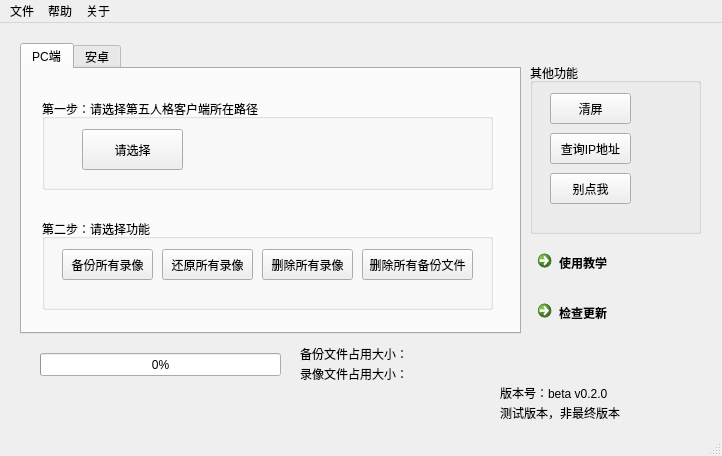
Before: the Qt Designer form mainwindow.ui in Bili-ChiQiao/IDV_Video_backup, drawn with Qt 5.
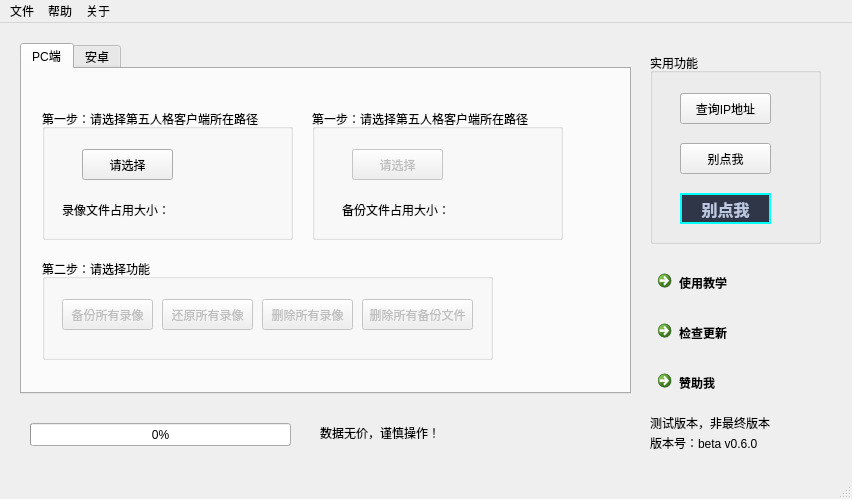
After: the same form once the commit is applied. The open tabs and pages were chosen to show the change.

What changed in the file:
```diff
--- a/mainwindow.ui
+++ b/mainwindow.ui
@@ -6,8 +6,8 @@
    <rect>
     <x>0</x>
     <y>0</y>
-    <width>722</width>
-    <height>456</height>
+    <width>852</width>
+    <height>499</height>
    </rect>
   </property>
   <property name="windowTitle">
@@ -17,50 +17,24 @@
    <string notr="true"/>
   </property>
   <widget class="QWidget" name="centralwidget">
-   <widget class="QLabel" name="label">
-    <property name="geometry">
-     <rect>
-      <x>300</x>
-      <y>320</y>
-      <width>211</width>
-      <height>21</height>
-     </rect>
-    </property>
-    <property name="text">
-     <string>备份文件占用大小：</string>
-    </property>
-   </widget>
-   <widget class="QLabel" name="label_2">
-    <property name="geometry">
-     <rect>
-      <x>300</x>
-      <y>340</y>
-      <width>211</width>
-      <height>21</height>
-     </rect>
-    </property>
-    <property name="text">
-     <string>录像文件占用大小：</string>
-    </property>
-   </widget>
    <widget class="QLabel" name="label_3">
     <property name="geometry">
      <rect>
-      <x>500</x>
-      <y>360</y>
+      <x>650</x>
+      <y>410</y>
       <width>131</width>
       <height>20</height>
      </rect>
     </property>
     <property name="text">
-     <string>版本号：beta v0.2.0</string>
+     <string>版本号：beta v0.6.0</string>
     </property>
    </widget>
    <widget class="QLabel" name="label_4">
     <property name="geometry">
      <rect>
-      <x>500</x>
-      <y>380</y>
+      <x>650</x>
+      <y>390</y>
       <width>161</width>
       <height>20</height>
      </rect>
@@ -77,8 +51,8 @@
      <rect>
       <x>20</x>
       <y>20</y>
-      <width>501</width>
-      <height>291</height>
+      <width>611</width>
+      <height>351</height>
      </rect>
     </property>
     <property name="currentIndex">
@@ -92,9 +66,9 @@
       <property name="geometry">
        <rect>
         <x>20</x>
-        <y>30</y>
-        <width>451</width>
-        <height>91</height>
+        <y>40</y>
+        <width>251</width>
+        <height>131</height>
        </rect>
       </property>
       <property name="title">
@@ -104,9 +78,9 @@
        <property name="geometry">
         <rect>
          <x>40</x>
-         <y>30</y>
-         <width>101</width>
-         <height>41</height>
+         <y>40</y>
+         <width>91</width>
+         <height>31</height>
         </rect>
        </property>
        <property name="cursor">
@@ -116,24 +90,40 @@
         <string>请选择</string>
        </property>
       </widget>
+      <widget class="QLabel" name="label_2">
+       <property name="geometry">
+        <rect>
+         <x>20</x>
+         <y>90</y>
+         <width>211</width>
+         <height>21</height>
+        </rect>
+       </property>
+       <property name="text">
+        <string>录像文件占用大小：</string>
+       </property>
+      </widget>
      </widget>
      <widget class="QGroupBox" name="groupBox_2">
       <property name="geometry">
        <rect>
         <x>20</x>
-        <y>150</y>
+        <y>190</y>
         <width>451</width>
-        <height>91</height>
+        <height>101</height>
        </rect>
       </property>
       <property name="title">
        <string>第二步：请选择功能</string>
       </property>
       <widget class="QPushButton" name="pushButton_4">
+       <property name="enabled">
+        <bool>false</bool>
+       </property>
        <property name="geometry">
         <rect>
          <x>20</x>
-         <y>30</y>
+         <y>40</y>
          <width>91</width>
          <height>31</height>
         </rect>
@@ -146,10 +136,13 @@
        </property>
       </widget>
       <widget class="QPushButton" name="pushButton_6">
+       <property name="enabled">
+        <bool>false</bool>
+       </property>
        <property name="geometry">
         <rect>
          <x>120</x>
-         <y>30</y>
+         <y>40</y>
          <width>91</width>
          <height>31</height>
         </rect>
@@ -162,10 +155,13 @@
        </property>
       </widget>
       <widget class="QPushButton" name="pushButton_7">
+       <property name="enabled">
+        <bool>false</bool>
+       </property>
        <property name="geometry">
         <rect>
          <x>220</x>
-         <y>30</y>
+         <y>40</y>
          <width>91</width>
          <height>31</height>
         </rect>
@@ -178,10 +174,13 @@
        </property>
       </widget>
       <widget class="QPushButton" name="pushButton_8">
+       <property name="enabled">
+        <bool>false</bool>
+       </property>
        <property name="geometry">
         <rect>
          <x>320</x>
-         <y>30</y>
+         <y>40</y>
          <width>111</width>
          <height>31</height>
         </rect>
@@ -194,6 +193,51 @@
        </property>
       </widget>
      </widget>
+     <widget class="QGroupBox" name="groupBox_7">
+      <property name="geometry">
+       <rect>
+        <x>290</x>
+        <y>40</y>
+        <width>251</width>
+        <height>131</height>
+       </rect>
+      </property>
+      <property name="title">
+       <string>第一步：请选择第五人格客户端所在路径</string>
+      </property>
+      <widget class="QPushButton" name="pushButton_5">
+       <property name="enabled">
+        <bool>false</bool>
+       </property>
+       <property name="geometry">
+        <rect>
+         <x>40</x>
+         <y>40</y>
+         <width>91</width>
+         <height>31</height>
+        </rect>
+       </property>
+       <property name="cursor">
+        <cursorShape>PointingHandCursor</cursorShape>
+       </property>
+       <property name="text">
+        <string>请选择</string>
+       </property>
+      </widget>
+      <widget class="QLabel" name="label">
+       <property name="geometry">
+        <rect>
+         <x>30</x>
+         <y>90</y>
+         <width>181</width>
+         <height>21</height>
+        </rect>
+       </property>
+       <property name="text">
+        <string>备份文件占用大小：</string>
+       </property>
+      </widget>
+     </widget>
     </widget>
     <widget class="QWidget" name="tab_2">
      <attribute name="title">
@@ -428,9 +472,9 @@
    <widget class="QProgressBar" name="progressBar_copy">
     <property name="geometry">
      <rect>
-      <x>40</x>
-      <y>330</y>
-      <width>241</width>
+      <x>30</x>
+      <y>400</y>
+      <width>261</width>
       <height>23</height>
      </rect>
     </property>
@@ -441,37 +485,21 @@
    <widget class="QGroupBox" name="groupBox_6">
     <property name="geometry">
      <rect>
-      <x>530</x>
-      <y>40</y>
+      <x>650</x>
+      <y>30</y>
       <width>171</width>
-      <height>171</height>
+      <height>191</height>
      </rect>
     </property>
     <property name="title">
-     <string>其他功能</string>
+     <string>实用功能</string>
     </property>
-    <widget class="QPushButton" name="pushButton_5">
-     <property name="geometry">
-      <rect>
-       <x>20</x>
-       <y>30</y>
-       <width>81</width>
-       <height>31</height>
-      </rect>
-     </property>
-     <property name="cursor">
-      <cursorShape>PointingHandCursor</cursorShape>
-     </property>
-     <property name="text">
-      <string>清屏</string>
-     </property>
-    </widget>
     <widget class="QPushButton" name="pushButton_13">
      <property name="geometry">
       <rect>
-       <x>20</x>
-       <y>70</y>
-       <width>81</width>
+       <x>30</x>
+       <y>40</y>
+       <width>91</width>
        <height>31</height>
       </rect>
      </property>
@@ -485,9 +513,9 @@
     <widget class="QPushButton" name="pushButton_14">
      <property name="geometry">
       <rect>
-       <x>20</x>
-       <y>110</y>
-       <width>81</width>
+       <x>30</x>
+       <y>90</y>
+       <width>91</width>
        <height>31</height>
       </rect>
      </property>
@@ -498,12 +526,62 @@
       <string>别点我</string>
      </property>
     </widget>
+    <widget class="QPushButton" name="pushButton_15">
+     <property name="geometry">
+      <rect>
+       <x>30</x>
+       <y>140</y>
+       <width>91</width>
+       <height>31</height>
+      </rect>
+     </property>
+     <property name="cursor">
+      <cursorShape>PointingHandCursor</cursorShape>
+     </property>
+     <property name="styleSheet">
+      <string notr="true">QPushButton {
+    font-family: &quot;Microsoft YaHei&quot;;
+    font-size: 16px;
+    color: #BDC8E2;
+    font-weight: bold;
+
+    text-align: center;
+
+    border-style: solid;
+    border-width: 2px;
+    border-color: aqua;
+    border-radius: 20px;
+
+    background-color: #2E3648;
+    background-repeat: no-repeat;
+    background-position: left center;
+}
+QPushButton:hover{
+	color: red;
+	border-color: green;
+    background-color: aqua;
+}
+QPushButton:pressed{
+	color: green;
+	border-color: blueviolet;
+    background-color: black;
+}
+QPushButton:disabled{
+	color: blue;
+	border-color: brown;
+    background-color: aqua;
+}</string>
+     </property>
+     <property name="text">
+      <string>别点我</string>
+     </property>
+    </widget>
    </widget>
    <widget class="QCommandLinkButton" name="commandLinkButton">
     <property name="geometry">
      <rect>
-      <x>530</x>
-      <y>270</y>
+      <x>650</x>
+      <y>290</y>
       <width>171</width>
       <height>41</height>
      </rect>
@@ -515,8 +593,8 @@
    <widget class="QCommandLinkButton" name="commandLinkButton_2">
     <property name="geometry">
      <rect>
-      <x>530</x>
-      <y>220</y>
+      <x>650</x>
+      <y>240</y>
       <width>168</width>
       <height>41</height>
      </rect>
@@ -525,13 +603,39 @@
      <string>使用教学</string>
     </property>
    </widget>
+   <widget class="QCommandLinkButton" name="commandLinkButton_3">
+    <property name="geometry">
+     <rect>
+      <x>650</x>
+      <y>340</y>
+      <width>171</width>
+      <height>41</height>
+     </rect>
+    </property>
+    <property name="text">
+     <string>赞助我</string>
+    </property>
+   </widget>
+   <widget class="QLabel" name="label_7">
+    <property name="geometry">
+     <rect>
+      <x>320</x>
+      <y>400</y>
+      <width>161</width>
+      <height>20</height>
+     </rect>
+    </property>
+    <property name="text">
+     <string>数据无价，谨慎操作！</string>
+    </property>
+   </widget>
   </widget>
   <widget class="QMenuBar" name="menubar">
    <property name="geometry">
     <rect>
      <x>0</x>
      <y>0</y>
-     <width>722</width>
+     <width>852</width>
      <height>22</height>
     </rect>
    </property>
```
Left out of the diff: 46 changed lines with no effect on the pictures.
